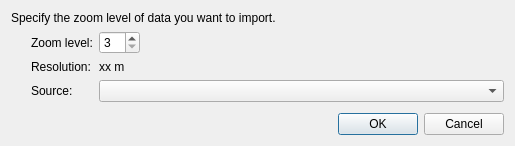
First picture: the form in libs/geodata/pointmap/geodatapointmapwebimporterzoomleveldialog.ui, repository i-RIC/prepost-gui, before the edit.
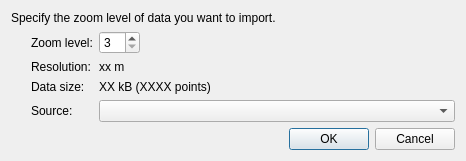
Second picture: the form after the edit.

Commit message: Data size to be downloaded shown on the dialog.

Diff of the .ui file:
```diff
--- a/libs/geodata/pointmap/geodatapointmapwebimporterzoomleveldialog.ui
+++ b/libs/geodata/pointmap/geodatapointmapwebimporterzoomleveldialog.ui
@@ -6,8 +6,8 @@
    <rect>
     <x>0</x>
     <y>0</y>
-    <width>515</width>
-    <height>146</height>
+    <width>466</width>
+    <height>159</height>
    </rect>
   </property>
   <property name="windowTitle">
@@ -90,13 +90,27 @@
         </widget>
        </item>
        <item row="2" column="0">
+        <widget class="QLabel" name="dataSizeLabel">
+         <property name="text">
+          <string>Data size:</string>
+         </property>
+        </widget>
+       </item>
+       <item row="2" column="1">
+        <widget class="QLabel" name="dataSizeValueLabel">
+         <property name="text">
+          <string>XX kB (XXXX points)</string>
+         </property>
+        </widget>
+       </item>
+       <item row="3" column="0">
         <widget class="QLabel" name="sourceLabel">
          <property name="text">
           <string>Source:</string>
          </property>
         </widget>
        </item>
-       <item row="2" column="1">
+       <item row="3" column="1">
         <widget class="QComboBox" name="sourceComboBox"/>
        </item>
       </layout>
```
The commit also changes 3 other files.
